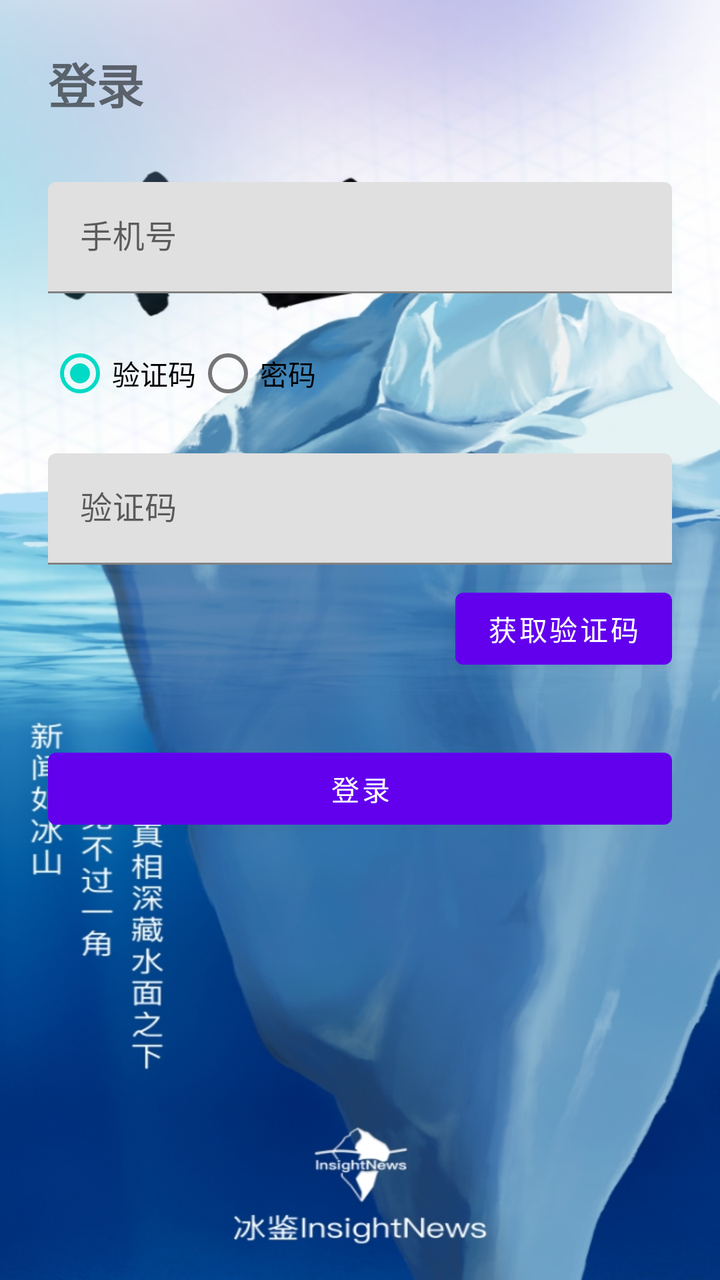
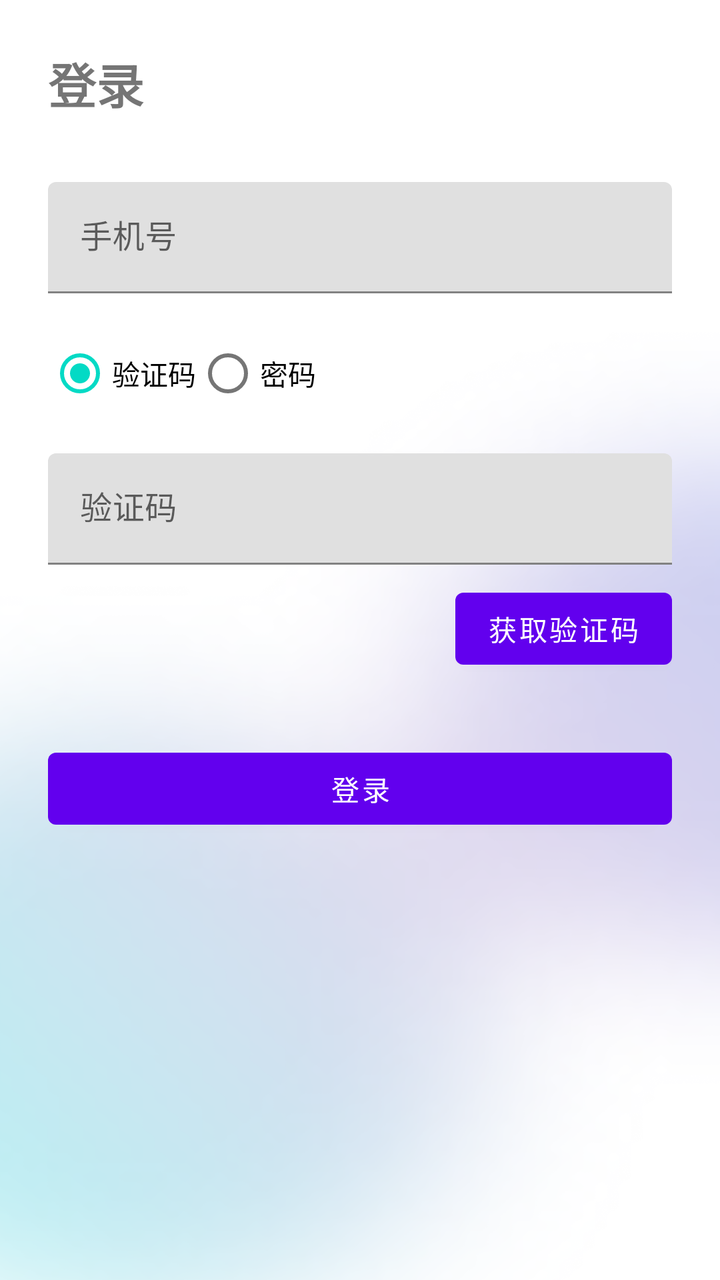

An Android layout rendered at two revisions. The XML below is the earlier revision; the diff shows what the commit changed to produce the second picture.
<!-- AndroidManifest.xml: application theme Theme.InsightNewsAndroid -->
<!-- res/layout/activity_login.xml -->
<?xml version="1.0" encoding="utf-8"?>
<LinearLayout xmlns:android="http://schemas.android.com/apk/res/android"
    android:layout_width="match_parent"
    android:layout_height="match_parent"
    android:orientation="vertical"
    android:padding="24dp">

    <TextView
        android:layout_width="wrap_content"
        android:layout_height="wrap_content"
        android:text="登录"
        android:textSize="24sp"
        android:textStyle="bold"
        android:layout_marginBottom="32dp" />

    <com.google.android.material.textfield.TextInputLayout
        android:layout_width="match_parent"
        android:layout_height="wrap_content"
        android:hint="手机号">

        <com.google.android.material.textfield.TextInputEditText
            android:id="@+id/editPhone"
            android:layout_width="match_parent"
            android:layout_height="wrap_content"
            android:inputType="phone" />

    </com.google.android.material.textfield.TextInputLayout>

    <RadioGroup
        android:id="@+id/radioGroup"
        android:layout_width="match_parent"
        android:layout_height="wrap_content"
        android:orientation="horizontal"
        android:layout_marginTop="16dp">

        <RadioButton
            android:id="@+id/radioCode"
            android:layout_width="wrap_content"
            android:layout_height="wrap_content"
            android:text="验证码"
            android:checked="true" />

        <RadioButton
            android:id="@+id/radioPassword"
            android:layout_width="wrap_content"
            android:layout_height="wrap_content"
            android:text="密码" />

    </RadioGroup>

    <com.google.android.material.textfield.TextInputLayout
        android:id="@+id/layoutCodeOrPassword"
        android:layout_width="match_parent"
        android:layout_height="wrap_content"
        android:layout_marginTop="16dp"
        android:hint="验证码">

        <com.google.android.material.textfield.TextInputEditText
            android:id="@+id/editCodeOrPassword"
            android:layout_width="match_parent"
            android:layout_height="wrap_content" />

    </com.google.android.material.textfield.TextInputLayout>

    <Button
        android:id="@+id/btnGetCode"
        android:layout_width="wrap_content"
        android:layout_height="wrap_content"
        android:layout_gravity="end"
        android:text="获取验证码"
        android:layout_marginTop="8dp"
        android:visibility="visible" />

    <Button
        android:id="@+id/btnLogin"
        android:layout_width="match_parent"
        android:layout_height="wrap_content"
        android:layout_marginTop="32dp"
        android:text="登录" />

</LinearLayout>
<!-- resources referenced by this layout -->
<resources>
  <style name="Theme.InsightNewsAndroid" parent="Theme.MaterialComponents.DayNight.DarkActionBar">
          <item name="colorPrimary">@color/purple_500</item>
          <item name="colorPrimaryVariant">@color/purple_700</item>
          <item name="colorOnPrimary">@color/white</item>
          <item name="colorSecondary">@color/teal_200</item>
          <item name="colorSecondaryVariant">@color/teal_700</item>
          <item name="colorOnSecondary">@color/black</item>
          <item name="android:statusBarColor">?attr/colorPrimaryVariant</item>
          <item name="android:windowBackground">@drawable/bg_loading</item>
      </style>
  <color name="purple_500">#FF6200EE</color>
  <color name="purple_700">#FF3700B3</color>
  <color name="white">#FFFFFFFF</color>
  <color name="teal_200">#FF03DAC5</color>
  <color name="teal_700">#FF018786</color>
  <color name="black">#FF000000</color>
  <!-- drawable bg_loading: jpg bitmap (drawable, 309895 bytes) -->
</resources>

<!-- the commit's change to res/layout/activity_login.xml (unified diff, before → after) -->
@@ -3,7 +3,8 @@
     android:layout_width="match_parent"
     android:layout_height="match_parent"
     android:orientation="vertical"
-    android:padding="24dp">
+    android:padding="24dp"
+    android:background="@drawable/bg_login">
 
     <TextView
         android:layout_width="wrap_content"
<!-- resource entries referenced after the edit -->
@@ -1,5 +1,6 @@
 <!-- resources referenced by this layout -->
 <resources>
+  <!-- drawable bg_login: png bitmap (drawable, 320384 bytes) -->
   <style name="Theme.InsightNewsAndroid" parent="Theme.MaterialComponents.DayNight.DarkActionBar">
           <item name="colorPrimary">@color/purple_500</item>
           <item name="colorPrimaryVariant">@color/purple_700</item>
